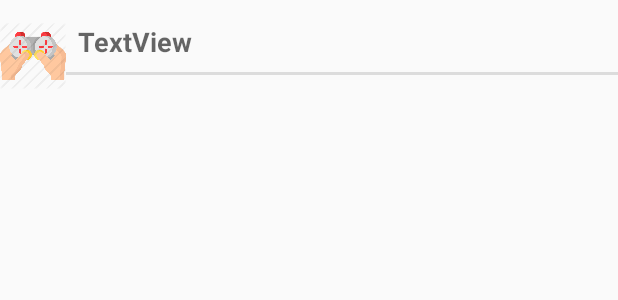
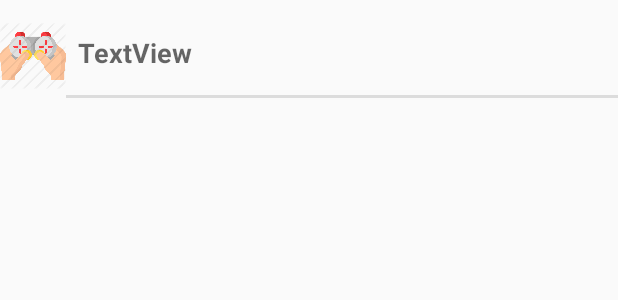
Before and after one commit to ddesir/CS355-Final-Project, an Android app: the layout list_layout.xml on its own in the app's theme, with its tools: preview values and no code run, on a phone screen of 412 x 824 dp. Shown: the top 300 px of the screen. Run offline under Robolectric (Android 15) with nearby library versions, the phone set to English and light mode, and no system bars.

Commit message:
minHeight adjustments

```diff
--- a/app/src/main/res/layout/list_layout.xml
+++ b/app/src/main/res/layout/list_layout.xml
@@ -22,6 +22,7 @@
         android:layout_marginTop="15dp"
         android:paddingBottom="10dp"
         style="?android:attr/listSeparatorTextViewStyle"
-        android:textAllCaps="false"/>
+        android:textAllCaps="false"
+        android:minHeight="50dp"/>
 
 </LinearLayout>
```
